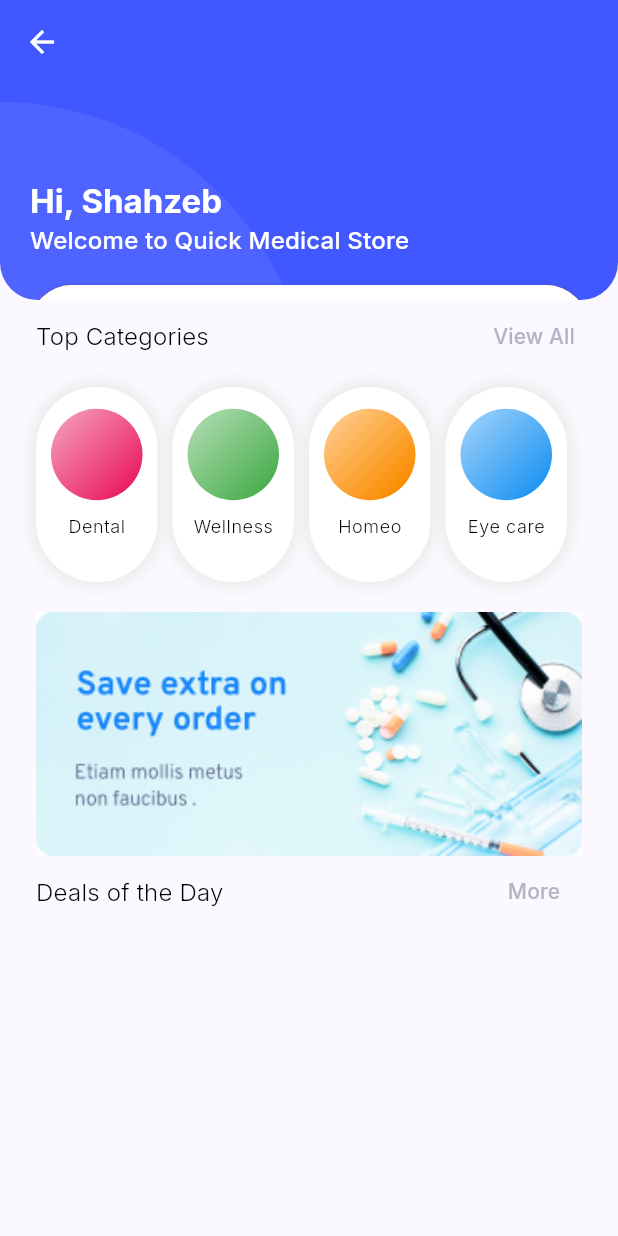
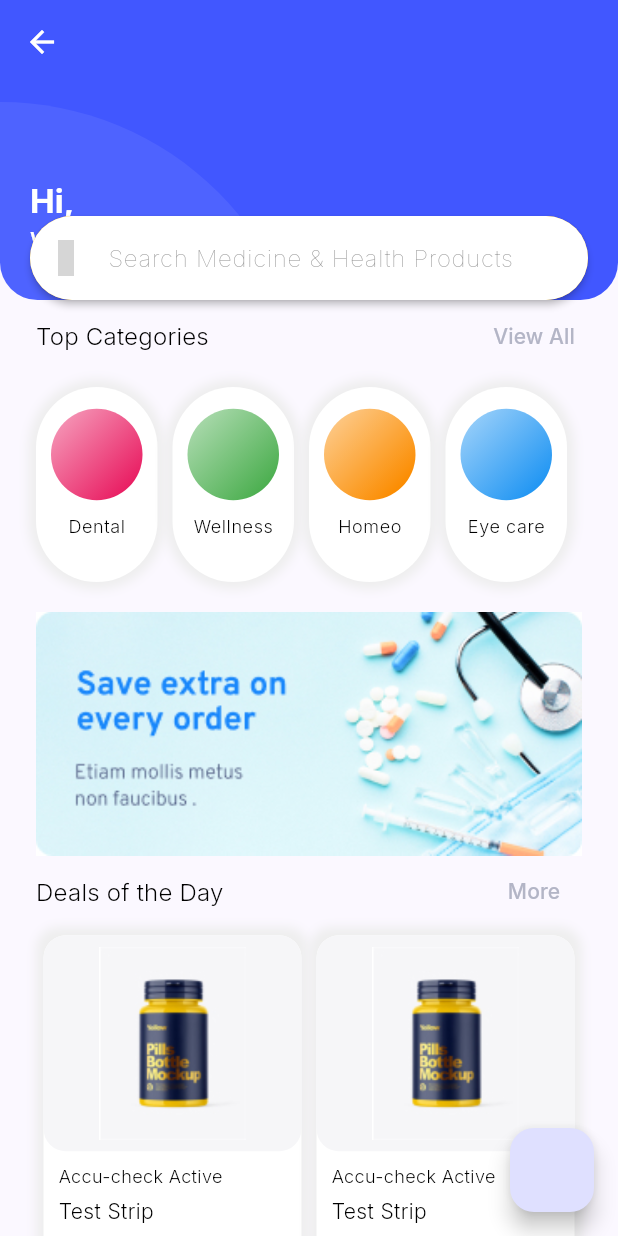
Before and after one commit to AbdulMoizWali/ecommerce_app, a Flutter app: the HomeScreen screen opened by its route, on a phone screen of 412 x 824 dp. Run offline on Flutter 3.47's test engine with Material 3 defaults, Android fonts, the phone set to English and light mode, and no system bars; our stand-ins replace firebase_auth, firebase_core, google_fonts, icons_plus; accounts and stored records are empty; grey boxes are pictures that could not be loaded.

Commit message:
HomeScreen completed with Slivers

```diff
--- a/lib/models/product_model.dart
+++ b/lib/models/product_model.dart
@@ -1,4 +1,5 @@
 class ProductModel {
+  final String companyName;
   final String name;
   final String details;
   final double price;
@@ -6,6 +7,7 @@ class ProductModel {
   final double rating;
 
   ProductModel({
+    required this.companyName,
     required this.name,
     required this.details,
     required this.price,
--- a/lib/screens/home_screen.dart
+++ b/lib/screens/home_screen.dart
@@ -16,46 +16,68 @@ class HomeScreen extends StatefulWidget {
 class _HomeScreenState extends State<HomeScreen> {
   List<ProductModel> products = [
     ProductModel(
-      name: 'Product 1',
-      details: 'Product 1 details',
-      price: 100,
+      companyName: 'Accu-check Active',
+      name: 'Test Strip',
+      details: '50 Strips in a box for Accu-check Active Glucometer Machine',
+      price: 112,
       image: ImageConstants.productImage,
-      rating: 4.5,
+      rating: 2,
     ),
     ProductModel(
-      name: 'Product 2',
-      details: 'Product 2 details',
-      price: 200,
+      companyName: 'Accu-check Active',
+      name: 'Test Strip',
+      details: '50 Strips in a box for Accu-check Active Glucometer Machine',
+      price: 112,
       image: ImageConstants.productImage,
-      rating: 4.5,
+      rating: 2,
     ),
     ProductModel(
-      name: 'Product 3',
-      details: 'Product 3 details',
-      price: 300,
+      companyName: 'Accu-check Active',
+      name: 'Test Strip',
+      details: '50 Strips in a box for Accu-check Active Glucometer Machine',
+      price: 112,
       image: ImageConstants.productImage,
-      rating: 4.5,
+      rating: 2,
     ),
     ProductModel(
-      name: 'Product 4',
-      details: 'Product 4 details',
-      price: 400,
+      companyName: 'Accu-check Active',
+      name: 'Test Strip',
+      details: '50 Strips in a box for Accu-check Active Glucometer Machine',
+      price: 112,
       image: ImageConstants.productImage,
-      rating: 4.5,
+      rating: 2,
     ),
     ProductModel(
-      name: 'Product 5',
-      details: 'Product 5 details',
-      price: 500,
+      companyName: 'Accu-check Active',
+      name: 'Test Strip',
+      details: '50 Strips in a box for Accu-check Active Glucometer Machine',
+      price: 112,
       image: ImageConstants.productImage,
-      rating: 4.5,
+      rating: 2,
     ),
     ProductModel(
-      name: 'Product 6',
-      details: 'Product 6 details',
-      price: 600,
+      companyName: 'Accu-check Active',
+      name: 'Test Strip',
+      details: '50 Strips in a box for Accu-check Active Glucometer Machine',
+      price: 112,
       image: ImageConstants.productImage,
-      rating: 4.5,
+      rating: 2,
+    ),
+    ProductModel(
+      companyName: 'Accu-check Active',
+      name: 'Test Strip',
+      details: '50 Strips in a box for Accu-check Active Glucometer Machine',
+      price: 112,
+      image: ImageConstants.productImage,
+      rating: 2,
+    ),
+    ProductModel(
+      companyName: 'Accu-check Active',
+      name: 'Test Strip',
+      details: '50 Strips in a box for Accu-check Active Glucometer Machine',
+      price: 112,
+      image: ImageConstants.productImage,
+      rating: 2,
     ),
   ];
 
--- a/lib/screens/home_screen_2.dart
+++ b/lib/screens/home_screen_2.dart
@@ -3,8 +3,8 @@ import 'package:ecommerce_app/helpers/gap.dart';
 import 'package:ecommerce_app/models/category_model.dart';
 import 'package:ecommerce_app/models/product_model.dart';
 import 'package:ecommerce_app/theme/theme_colors.dart';
+import 'package:firebase_auth/firebase_auth.dart';
 import 'package:flutter/material.dart';
-import 'package:flutter_staggered_animations/flutter_staggered_animations.dart';
 import 'package:icons_plus/icons_plus.dart';
 
 class HomeScreen extends StatefulWidget {
@@ -21,66 +21,104 @@ class _HomeScreenState extends State<HomeScreen> {
     CategoryModel(name: 'Homeo', color: Colors.orange.shade600),
     CategoryModel(name: 'Eye care', color: Colors.blue),
   ];
-
   List<ProductModel> products = [
     ProductModel(
-      name: 'Product 1',
-      details: 'Product 1 details',
-      price: 100,
+      companyName: 'Accu-check Active',
+      name: 'Test Strip',
+      details: '50 Strips in a box for Accu-check Active Glucometer Machine',
+      price: 112,
       image: ImageConstants.productImage,
-      rating: 4.5,
+      rating: 2,
     ),
     ProductModel(
-      name: 'Product 2',
-      details: 'Product 2 details',
-      price: 200,
+      companyName: 'Accu-check Active',
+      name: 'Test Strip',
+      details: '50 Strips in a box for Accu-check Active Glucometer Machine',
+      price: 112,
       image: ImageConstants.productImage,
-      rating: 4.5,
+      rating: 2,
     ),
     ProductModel(
-      name: 'Product 3',
-      details: 'Product 3 details',
-      price: 300,
+      companyName: 'Accu-check Active',
+      name: 'Test Strip',
+      details: '50 Strips in a box for Accu-check Active Glucometer Machine',
+      price: 112,
       image: ImageConstants.productImage,
-      rating: 4.5,
+      rating: 2,
     ),
     ProductModel(
-      name: 'Product 4',
-      details: 'Product 4 details',
-      price: 400,
+      companyName: 'Accu-check Active',
+      name: 'Test Strip',
+      details: '50 Strips in a box for Accu-check Active Glucometer Machine',
+      price: 112,
       image: ImageConstants.productImage,
-      rating: 4.5,
+      rating: 2,
     ),
     ProductModel(
-      name: 'Product 5',
-      details: 'Product 5 details',
-      price: 500,
+      companyName: 'Accu-check Active',
+      name: 'Test Strip',
+      details: '50 Strips in a box for Accu-check Active Glucometer Machine',
+      price: 112,
       image: ImageConstants.productImage,
-      rating: 4.5,
+      rating: 2,
     ),
     ProductModel(
-      name: 'Product 6',
-      details: 'Product 6 details',
-      price: 600,
+      companyName: 'Accu-check Active',
+      name: 'Test Strip',
+      details: '50 Strips in a box for Accu-check Active Glucometer Machine',
+      price: 112,
       image: ImageConstants.productImage,
-      rating: 4.5,
+      rating: 2,
+    ),
+    ProductModel(
+      companyName: 'Accu-check Active',
+      name: 'Test Strip',
+      details: '50 Strips in a box for Accu-check Active Glucometer Machine',
+      price: 112,
+      image: ImageConstants.productImage,
+      rating: 2,
     ),
   ];
 
   @override
   Widget build(BuildContext context) {
+    User currentUser = FirebaseAuth.instance.currentUser!;
     return Scaffold(
+      floatingActionButton: FloatingActionButton(
+        onPressed: () {
+          setState(() {});
+        },
+      ),
       body: CustomScrollView(
         slivers: [
-          SliverAppBar(
+          _sliverAppBar(context, currentUser),
+          _sliverContent(context),
+          _sliverProductGrid(),
+        ],
+      ),
+    );
+  }
+
+  SliverAppBar _sliverAppBar(BuildContext context, User currentUser) {
+    return SliverAppBar(
       expandedHeight: 200.0,
-            floating: false,
+      // floating: false,
       pinned: true,
+      bottom: PreferredSize(
+        preferredSize: Size.zero,
+        child: _searchBar(),
+      ),
+      forceMaterialTransparency: true,
       flexibleSpace: FlexibleSpaceBar(
-              background: _topSection(context),
+        collapseMode: CollapseMode.pin,
+        background:
+            _topSection(context, currentUser.displayName ?? currentUser.email!),
       ),
-          ),
-          SliverToBoxAdapter(
+    );
+  }
+
+  SliverToBoxAdapter _sliverContent(BuildContext context) {
+    return SliverToBoxAdapter(
       child: Padding(
         padding: const EdgeInsets.symmetric(horizontal: 24.0),
         child: Column(
@@ -100,67 +138,30 @@ class _HomeScreenState extends State<HomeScreen> {
           ],
         ),
       ),
+    );
+  }
+
+  SliverPadding _sliverProductGrid() {
+    return SliverPadding(
+      padding: const EdgeInsets.symmetric(horizontal: 24.0),
+      sliver: SliverGrid.builder(
+        gridDelegate: const SliverGridDelegateWithFixedCrossAxisCount(
+          crossAxisCount: 2,
+          childAspectRatio: 0.7,
         ),
-          // AnimationLimiter(
-          //   child: GridView.count(
-          //     crossAxisCount: 2,
-          //     children: List.generate(
-          //       100,
-          //       (int index) {
-          //         return AnimationConfiguration.staggeredGrid(
-          //           position: index,
-          //           duration: const Duration(milliseconds: 375),
-          //           columnCount: 2,
-          //           child: ScaleAnimation(
-          //             child: FadeInAnimation(
-          //               child: ListView.builder(
-          //                 itemCount: products.length,
-          //                 itemBuilder: (context, index) {
-          //                   return ProductCard(product: products[index]);
-          //                 },
-          //               ),
-          //             ),
-          //           ),
-          //         );
-          //       },
-          //     ),
-          //   ),
-          // ),
-          // SliverAnimatedGrid(
-          //   itemBuilder: (context, index, animation) {
-          //     print('Index: $index');
-          //     return FadeTransition(
-          //       opacity: Tween<double>(
-          //         begin: 0,
-          //         end: 1,
-          //       ).animate(animation),
-          //       child: Container(
-          //         width: 50,
-          //         height: 50,
-          //         color: Colors.red,
-          //       ),
-          //     );
-          //   },
-          //   gridDelegate: SliverGridDelegateWithFixedCrossAxisCount(
-          //     crossAxisCount: 2,
-          //     childAspectRatio: 1,
-
-          //     // mainAxisSpacing: controller.offset,
-          //   ),
-          // )
-        ],
+        itemCount: products.length,
+        itemBuilder: (BuildContext context, int index) {
+          return ProductCard(product: products[index]);
+        },
       ),
     );
   }
 
-  Widget _topSection(BuildContext context) {
+  Widget _topSection(BuildContext context, String userName) {
     return Stack(
       children: [
         Container(
-          height: 300,
-        ),
-        Container(
-          height: 220,
+          height: 230,
           alignment: Alignment.topCenter,
           clipBehavior: Clip.none,
           decoration: ShapeDecoration(
@@ -190,7 +191,7 @@ class _HomeScreenState extends State<HomeScreen> {
             crossAxisAlignment: CrossAxisAlignment.start,
             children: [
               Text(
-                'Hi, Shahzeb',
+                'Hi, $userName',
                 style: Theme.of(context).textTheme.titleLarge!.copyWith(
                       color: ThemeColors.getThemeColors(context).white,
                       fontWeight: FontWeight.bold,
@@ -206,18 +207,20 @@ class _HomeScreenState extends State<HomeScreen> {
             ],
           ),
         ),
-        Positioned(
-          left: 20,
-          right: 20,
-          top: 190,
-          child: _searchBar(),
-        ),
+        // Positioned(
+        //   left: 20,
+        //   right: 20,
+        //   top: 190,
+        //   child: _searchBar(),
+        // ),
       ],
     );
   }
 
   Widget _searchBar() {
-    return Material(
+    return Padding(
+      padding: const EdgeInsets.symmetric(horizontal: 20),
+      child: Material(
         color: Colors.amber,
         elevation: 2,
         borderRadius: BorderRadius.circular(30),
@@ -231,6 +234,7 @@ class _HomeScreenState extends State<HomeScreen> {
             prefixIcon: Icon(
               Iconsax.search_normal_1_outline,
               color: Colors.grey,
+            ),
           ),
         ),
       ),
@@ -352,12 +356,20 @@ class ProductCard extends StatelessWidget {
   Widget build(BuildContext context) {
     return Container(
       margin: const EdgeInsets.all(5),
-      // padding: const EdgeInsets.all(10),
       decoration: BoxDecoration(
         color: Colors.white,
         borderRadius: BorderRadius.circular(15),
+        boxShadow: [
+          BoxShadow(
+            color: Colors.grey.shade200,
+            blurRadius: 5,
+            spreadRadius: 5,
           ),
-      child: Column(
+        ],
+      ),
+      child: Stack(
+        children: [
+          Column(
             crossAxisAlignment: CrossAxisAlignment.stretch,
             children: [
               Expanded(
@@ -369,38 +381,81 @@ class ProductCard extends StatelessWidget {
                   child: Image.asset(ImageConstants.productImage),
                 ),
               ),
-          vGap(5),
+              Padding(
+                padding: const EdgeInsets.symmetric(
+                  horizontal: 10,
+                  vertical: 8,
+                ),
+                child: Column(
+                  crossAxisAlignment: CrossAxisAlignment.start,
+                  children: [
                     Text(
-            product.name,
-            style: Theme.of(context).textTheme.bodyMedium!.copyWith(
+                      product.companyName,
+                      style: const TextStyle(
+                        fontSize: 12,
                         color: Colors.black,
                         fontWeight: FontWeight.w300,
                       ),
                     ),
                     vGap(5),
-          Row(
-            mainAxisAlignment: MainAxisAlignment.spaceBetween,
-            children: [
                     Text(
-                'Rs. 100',
-                style: Theme.of(context).textTheme.bodyMedium!.copyWith(
+                      product.name,
+                      style: const TextStyle(
+                        fontSize: 14,
                         color: Colors.black,
                         fontWeight: FontWeight.w300,
                       ),
                     ),
-              IconButton(
-                onPressed: () {},
-                icon: const Icon(Iconsax.heart_outline),
+                    vGap(5),
+                    Text(
+                      'Rs. ${product.price.toInt()}',
+                      style: const TextStyle(
+                        color: Colors.black,
+                        fontSize: 16,
+                        fontWeight: FontWeight.bold,
+                      ),
+                    ),
+                    vGap(20),
+                  ],
+                ),
               ),
             ],
           ),
-          Text(
-            'Rating: ${product.rating}',
-            style: Theme.of(context).textTheme.bodySmall!.copyWith(
-                  color: Colors.black,
-                  fontWeight: FontWeight.w300,
+          Positioned(
+            right: 0,
+            bottom: 20,
+            child: Container(
+              padding: const EdgeInsets.symmetric(
+                horizontal: 5,
+                vertical: 2,
+              ),
+              decoration: const BoxDecoration(
+                color: Color(0xFFffc000),
+                borderRadius: BorderRadius.only(
+                  topLeft: Radius.circular(15),
+                  bottomLeft: Radius.circular(15),
                 ),
               ),
+              child: Row(
+                mainAxisSize: MainAxisSize.min,
+                children: [
+                  const Icon(
+                    Icons.star_rounded,
+                    size: 20,
+                    color: Colors.white,
+                  ),
+                  hGap(2),
+                  Text(
+                    product.rating.toStringAsFixed(1),
+                    style: const TextStyle(
+                      color: Colors.white,
+                      fontWeight: FontWeight.bold,
+                    ),
+                  ),
+                ],
+              ),
+            ),
+          )
         ],
       ),
     );
```
Lines whose indentation alone changed are shown as unchanged.
